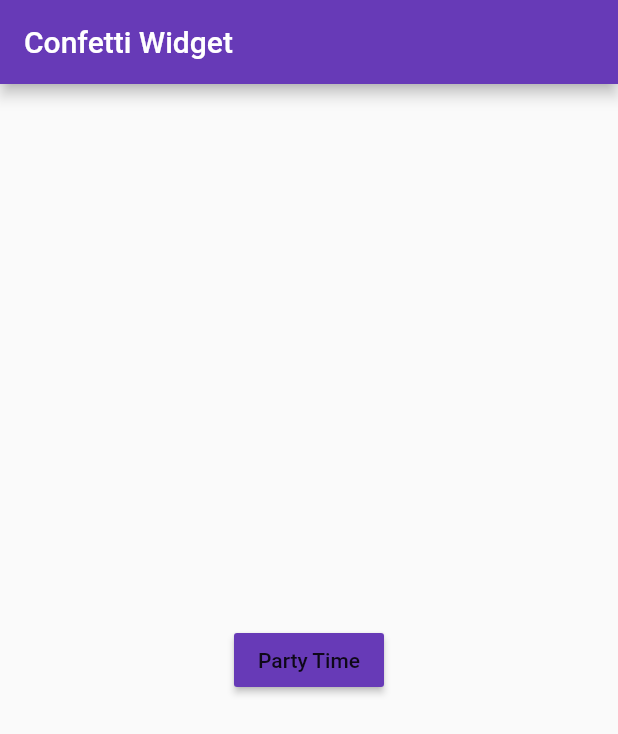
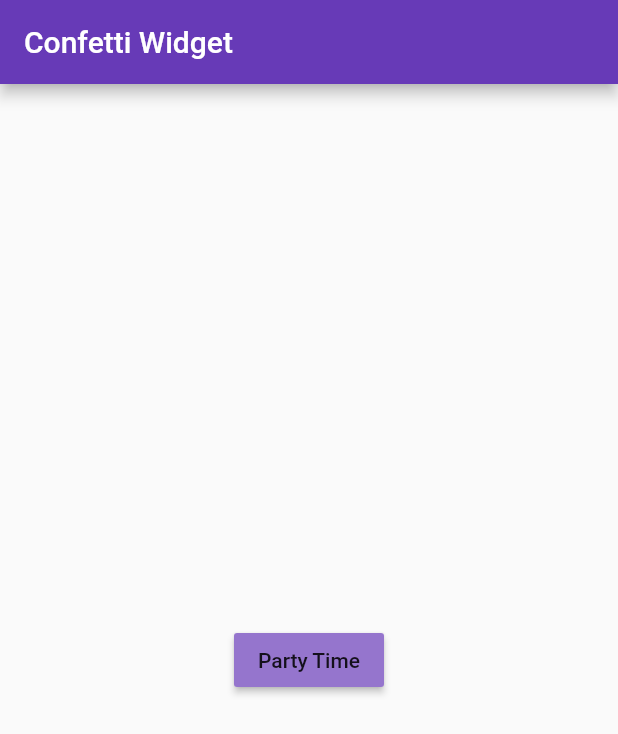
Before and after one commit to paxFortuna/UI-Confetti_Widget, a Flutter app: the screen it shows after launch, after a tap on "Party Time", on a phone screen of 412 x 824 dp. Shown: the top 734 px of the screen. Run offline on Flutter 3.47's test engine with Material 2 defaults, Android fonts, the phone set to English and light mode, and no system bars; our stand-ins replace confetti.

Commit message:
feat: blust etc

```diff
--- a/lib/home_page.dart
+++ b/lib/home_page.dart
@@ -1,3 +1,5 @@
+import 'dart:math';
+
 import 'package:flutter/material.dart';
 import 'package:confetti/confetti.dart';
 
@@ -21,7 +23,8 @@ class _HomePageState extends State<HomePage> {
   @override
   Widget build(BuildContext context) {
     return Stack(
-      alignment: Alignment.center,
+      // alignment: Alignment.center, // 가운데서 뿌려짐
+      alignment: Alignment.topCenter, // 하늘에서 뿌려짐
       children: [
         Scaffold(
           appBar: AppBar(title: const Text('Confetti Widget')),
@@ -29,23 +32,29 @@ class _HomePageState extends State<HomePage> {
             child: MaterialButton(
               onPressed: () {
                 if (isPlaying) {
-                  setState(() {
-                    _controller.stop();
-                  });
+                  _controller.stop();
+
                 } else {
-                  setState(() {
-                    _controller.play();
-                  });
+                  _controller.play();
+
                 }
                 isPlaying = !isPlaying;
               },
               child: Text('Party Time'),
-              color: Colors.deepPurple,
+              color: Colors.deepPurple[300],
             ),
           ),
         ),
         ConfettiWidget(
           confettiController: _controller,
+          // pi : left, 0: right, pi/2: below, -pi/2: up
+          blastDirection: pi/2,
+          colors: [
+            Colors.deepPurple, Colors.yellow, Colors.red,
+          ],
+          gravity: 0.01,
+          emissionFrequency: 0.1,
+
         ),
       ],
     );
```
